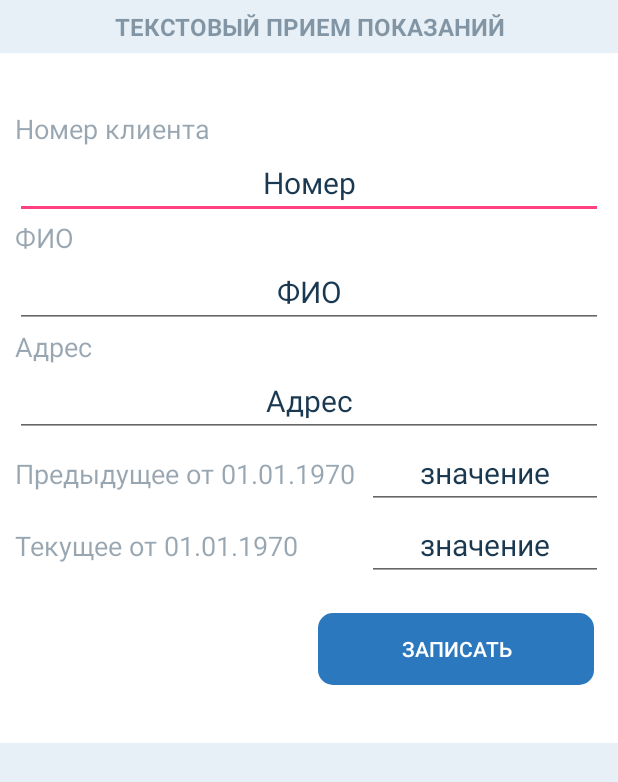
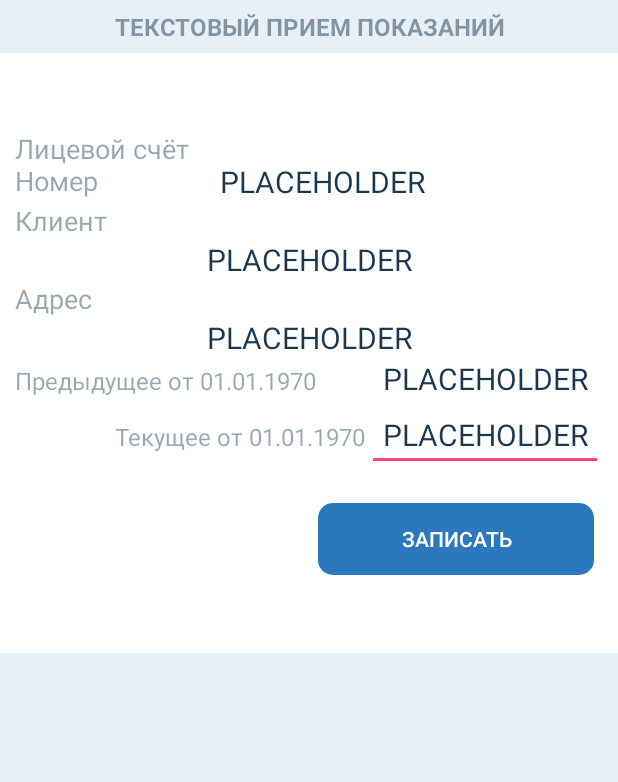
Before and after one commit to qavan/vi_db, an Android app: the CardActivity screen opened directly, with no data from a screen before it, on a phone screen of 412 x 824 dp. Shown: the top 782 px of the screen. Run offline under Robolectric (Android 15) with nearby library versions, the phone set to English and light mode, and no system bars; Roboto replaces fonts that are not available here; 18 statements that could not run were skipped.

Commit message:
fixes and minors

```diff
--- a/app/build.gradle
+++ b/app/build.gradle
@@ -20,7 +20,7 @@ android {
     }
 }
 
-greendao { schemaVersion 18 }
+greendao { schemaVersion 23 }
 
 dependencies {
     implementation fileTree(dir: 'libs', include: ['*.jar'])
@@ -28,4 +28,5 @@ dependencies {
     implementation 'androidx.constraintlayout:constraintlayout:1.1.3'
     implementation 'androidx.recyclerview:recyclerview:1.1.0'
     implementation 'org.greenrobot:greendao:3.2.2'
+    implementation 'com.squareup.okhttp3:okhttp:4.4.0'
 }
--- a/app/src/main/java/com/qavan/vi_db/CardActivity.java
+++ b/app/src/main/java/com/qavan/vi_db/CardActivity.java
@@ -11,28 +11,27 @@ import android.widget.Toast;
 
 import androidx.annotation.Nullable;
 
-import java.text.DateFormat;
-import java.text.ParseException;
-import java.text.SimpleDateFormat;
 import java.util.Date;
-import java.util.Objects;
+
 
 public class CardActivity extends Activity implements Button.OnClickListener {
     private final String TAG = "CARD_ACTIVITY";
+    private TaskDao mTaskDao;
     private Task mCurrentTaskInCard;
-    private TextView mTVAddress;
-    private TextView mTVClient;
+    private TextView mETClient;
+    private TextView mETClientId;
+    private TextView mETAddress;
     private TextView mTVPrevDate;
+    private TextView mTVCurrentDate;
     private TextView mTVPrevValue;
-    private TextView mTVCurrentDate;
-    private TextView mTVCurrentValue;
+    private EditText mTVCurrentValue;
     private Long mId;
     private String mAddress;
     private String mClient;
     private String mClientId;
     private Date mPrevDate;
+    private Date mCurrentDate;
     private Long mPrevValue;
-    private Date mCurrentDate;
     private Long mCurrentValue;
 
     @Override
@@ -42,33 +41,15 @@ public class CardActivity extends Activity implements Button.OnClickListener {
 
         DaoSession daoSession = ((App) getApplication()).getDaoSession();
 
-        TaskDao mTaskDao = daoSession.getTaskDao();
+        mTaskDao = daoSession.getTaskDao();
 
-        DateFormat formatter = new SimpleDateFormat("dd.MM.yyyy");
-
-        mId = getIntent().getExtras().getLong("id");
-        mAddress = getIntent().getExtras().getString("address");
-        mClient = getIntent().getExtras().getString("client");
-        mClientId = getIntent().getExtras().getString("client id");
-        //TODO ADD NORMAL CHECK
-
-
-//        try {
-//            Toast.makeText(this, formatter.parse(getIntent().getExtras().getString("prev date")).toString(), Toast.LENGTH_SHORT).show();
-//            Toast.makeText(this, formatter.parse(getIntent().getExtras().getString("current date")).toString(), Toast.LENGTH_SHORT).show();
-//        } catch (ParseException e) {
-//            e.printStackTrace();
-//        }
-//        try {
-//            mPrevDate = formatter.parse(getIntent().getExtras().getString("prev date"));
-//            mCurrentDate = formatter.parse(getIntent().getExtras().getString("prev date"));
-//        } catch (ParseException e) {
-//            Toast.makeText(this, "Ошибка открытия карточки", Toast.LENGTH_SHORT).show();
-//        }
-        mPrevValue = getIntent().getExtras().getLong("prev date value");
-        mCurrentValue = getIntent().getExtras().getLong("current date value");
-
-        mCurrentTaskInCard = mTaskDao.queryBuilder().where(TaskDao.Properties.TaskId.eq(mId)).build().list().get(0);
+        mETClientId = findViewById(R.id.idClientIdEditText);
+        mETClient = findViewById(R.id.idClientEditText);
+        mETAddress = findViewById(R.id.idAddressEditText);
+        mTVPrevDate = findViewById(R.id.idPrevDateTextView);
+        mTVPrevValue = findViewById(R.id.idPrevValueEditText);
+        mTVCurrentDate = findViewById(R.id.idСurrentDateTextView);
+        mTVCurrentValue = findViewById(R.id.idCurrentValueEditText);
 
         Button bWrite = findViewById(R.id.button);
         bWrite.setOnClickListener(this);
@@ -77,15 +58,34 @@ public class CardActivity extends Activity implements Button.OnClickListener {
     @Override
     protected void onResume() {
         super.onResume();
+
+        mId = getIntent().getExtras().getLong("id");
+        mCurrentTaskInCard = mTaskDao.queryBuilder().where(TaskDao.Properties.TaskId.eq(mId)).build().list().get(0);
+        mAddress = mCurrentTaskInCard.getC_address();
+        mClient = mCurrentTaskInCard.getC_client();
+        mClientId = mCurrentTaskInCard.getC_client_id();
+        mPrevDate = mCurrentTaskInCard.getD_prev_date();
+        mCurrentDate = mCurrentTaskInCard.getD_current_date();
+        mPrevValue = mCurrentTaskInCard.getN_prev_value();
+        mCurrentValue = mCurrentTaskInCard.getN_current_value();
+        if (mPrevDate == null) {
+            Toast.makeText(this, "Даты отсутствуют mPrevDate", Toast.LENGTH_LONG).show();
+        } else if (mCurrentDate == null) {
+            Toast.makeText(this, "Даты отсутствуют mCurrentDate", Toast.LENGTH_LONG).show();
+        }
+
+        mETClientId.setText(mCurrentTaskInCard.getC_client_id());
+        mETClient.setText(mCurrentTaskInCard.getC_client());
+        mETAddress.setText(mCurrentTaskInCard.getC_address());
+        mTVPrevDate.setText(String.format("Предыдущее от %s", Utils.getFormattedDMYDate(mCurrentTaskInCard.getD_prev_date())));
+        mTVCurrentDate.setText(String.format("   Текущее от %s", Utils.getFormattedDMYDate(mCurrentTaskInCard.getD_current_date())));
+        mTVPrevValue.setText(mCurrentTaskInCard.getN_prev_value().toString());
+        mTVCurrentValue.setText(mCurrentTaskInCard.getN_current_value().toString());
     }
 
     @Override
     public void onClick(View v) {
-        EditText ETCurrentValue = findViewById(R.id.idCurrentValueEditText);
-        Long value = Long.parseLong(ETCurrentValue.getText().toString());
-        if (value > 0) {
-            mCurrentTaskInCard.setN_current_value(value);
-            mCurrentTaskInCard.update();
+        if (false) {
             Log.i(TAG, "updated task with id = " + mId);
             Toast.makeText(this, "Показания записаны", Toast.LENGTH_SHORT).show();
             this.finish();
--- a/app/src/main/java/com/qavan/vi_db/RouteActivity.java
+++ b/app/src/main/java/com/qavan/vi_db/RouteActivity.java
@@ -15,11 +15,15 @@ import org.greenrobot.greendao.query.Query;
 import java.util.ArrayList;
 import java.util.List;
 
+import okhttp3.OkHttpClient;
+
 public class RouteActivity extends Activity implements ToggleButton.OnClickListener {
     private TaskAdapter mTaskAdapter;
     private List<Task> mTasks;
     private TaskDao mTaskDao;
     private Query<Task> tasksQuery;
+    private OkHttpClient mHttpClient = new OkHttpClient();
+
 
 
     @Override
--- a/app/src/main/res/layout/activity_card.xml
+++ b/app/src/main/res/layout/activity_card.xml
@@ -32,7 +32,7 @@
     <LinearLayout
         android:id="@+id/cardsLinearLayout"
         android:layout_width="match_parent"
-        android:layout_height="460dp"
+        android:layout_height="400dp"
         android:background="@color/colorWhite"
         android:gravity="center"
         android:orientation="vertical"
@@ -307,43 +307,55 @@
             android:layout_marginBottom="5dp"
             android:orientation="vertical">
 
-            <TextView
-                android:id="@+id/idIdTextView"
+            <LinearLayout
+                android:id="@+id/idClientLayout"
                 android:layout_width="match_parent"
                 android:layout_height="wrap_content"
-                android:text="Номер клиента"
+                android:orientation="horizontal">
+
+                <TextView
+                    android:id="@+id/idClientIdTextView"
+                    android:layout_width="0dp"
+                    android:layout_height="match_parent"
+                    android:layout_weight="0.35"
+                    android:text="@string/CARD_ID"
                     android:textColor="@color/colorBlackPrimaryLightOP45"
                     android:textSize="18sp"
                     android:textStyle="normal" />
 
-            <EditText
-                android:id="@+id/idIdEditText"
+                <TextView
+                    android:id="@+id/idClientIdEditText"
+                    android:layout_width="0dp"
+                    android:layout_height="match_parent"
+                    android:layout_weight="0.65"
+                    android:autofillHints=""
+                    android:clickable="false"
+                    android:ems="10"
+                    android:focusable="false"
+                    android:gravity="bottom"
+                    android:text="@string/COMMON_TEXT_PLACEHOLDER"
+                    android:textColor="@color/colorBlackPrimary"
+                    android:textSize="20sp" />
+            </LinearLayout>
+
+            <TextView
+                android:id="@+id/idClientTextView"
                 android:layout_width="match_parent"
                 android:layout_height="wrap_content"
-                android:ems="10"
-                android:inputType="none"
-                android:text="Номер"
-                android:textAlignment="center"
-                android:textColor="@color/colorBlackPrimary"
-                android:textSize="20sp" />
-
-            <TextView
-                android:id="@+id/idClientIdTextView"
-                android:layout_width="match_parent"
-                android:layout_height="wrap_content"
-                android:text="ФИО"
+                android:text="@string/ROUT_CARD_PERSON_PLACEHOLDER"
                 android:textColor="@color/colorBlackPrimaryLightOP45"
                 android:textSize="18sp"
                 android:textStyle="normal" />
 
-            <EditText
-                android:id="@+id/idClientIdEditText"
+            <TextView
+                android:id="@+id/idClientEditText"
                 android:layout_width="match_parent"
                 android:layout_height="wrap_content"
-                android:editable="false"
+                android:autofillHints="@string/CARD_COMMON_PLACEHOLDER"
+                android:clickable="false"
                 android:ems="10"
-                android:inputType="none"
-                android:text="ФИО"
+                android:focusable="false"
+                android:text="@string/COMMON_TEXT_PLACEHOLDER"
                 android:textAlignment="center"
                 android:textColor="@color/colorBlackPrimary"
                 android:textSize="20sp" />
@@ -352,19 +364,20 @@
                 android:id="@+id/idAddressIdTextView"
                 android:layout_width="match_parent"
                 android:layout_height="wrap_content"
-                android:text="Адрес"
+                android:text="@string/CARD_ADDRESS"
                 android:textColor="@color/colorBlackPrimaryLightOP45"
                 android:textSize="18sp"
                 android:textStyle="normal" />
 
-            <EditText
-                android:id="@+id/editText3"
+            <TextView
+                android:id="@+id/idAddressEditText"
                 android:layout_width="match_parent"
                 android:layout_height="wrap_content"
-                android:editable="false"
+                android:autofillHints="@string/CARD_COMMON_PLACEHOLDER"
+                android:clickable="false"
                 android:ems="10"
-                android:inputType="none"
-                android:text="Адрес"
+                android:focusable="false"
+                android:text="@string/COMMON_TEXT_PLACEHOLDER"
                 android:textAlignment="center"
                 android:textColor="@color/colorBlackPrimary"
                 android:textSize="20sp" />
@@ -380,19 +393,22 @@
                     android:layout_width="0dp"
                     android:layout_height="wrap_content"
                     android:layout_weight="0.6"
-                    android:text="Предыдущее от 01.01.1970"
+                    android:text="@string/ROUT_CARD_PREV_DATE_PLACEHOLDER"
                     android:textColor="@color/colorBlackPrimaryLightOP45"
-                    android:textSize="18sp"
+                    android:textSize="16sp"
                     android:textStyle="normal" />
 
-                <EditText
+                <TextView
                     android:id="@+id/idPrevValueEditText"
                     android:layout_width="0dp"
                     android:layout_height="wrap_content"
                     android:layout_weight="0.4"
+                    android:autofillHints="@string/CARD_COMMON_PLACEHOLDER"
+                    android:clickable="false"
                     android:ems="10"
+                    android:focusable="false"
                     android:inputType="none"
-                    android:text="значение"
+                    android:text="@string/COMMON_TEXT_PLACEHOLDER"
                     android:textAlignment="center"
                     android:textColor="@color/colorBlackPrimary"
                     android:textSize="20sp" />
@@ -405,13 +421,13 @@
                 android:orientation="horizontal">
 
                 <TextView
-                    android:id="@+id/idcurrentDateTextView"
+                    android:id="@+id/idСurrentDateTextView"
                     android:layout_width="0dp"
                     android:layout_height="wrap_content"
                     android:layout_weight="0.6"
-                    android:text="Текущее от 01.01.1970"
+                    android:text="@string/ROUT_CARD_CURRENT_DATE_PLACEHOLDER"
                     android:textColor="@color/colorBlackPrimaryLightOP45"
-                    android:textSize="18sp"
+                    android:textSize="16sp"
                     android:textStyle="normal" />
 
                 <EditText
@@ -419,9 +435,11 @@
                     android:layout_width="0dp"
                     android:layout_height="wrap_content"
                     android:layout_weight="0.4"
+                    android:hint="@string/COMMON_CURRENT_VALUE"
+                    android:autofillHints="@string/CARD_COMMON_PLACEHOLDER"
                     android:ems="10"
                     android:inputType="number"
-                    android:text="значение"
+                    android:text="@string/COMMON_TEXT_PLACEHOLDER"
                     android:textAlignment="center"
                     android:textColor="@color/colorBlackPrimary"
                     android:textSize="20sp" />
--- a/app/src/main/res/values/strings.xml
+++ b/app/src/main/res/values/strings.xml
@@ -2,23 +2,30 @@
     <string name="app_name">vi_db</string>
     <string name="add_task">Добавить задачу</string>
 
-    <string name="CARD_INDICATOR_HINT">""</string>
+    <string name="CARD_INDICATOR_HINT">Введите значение</string>
     <string name="CARD_RECORD_BUTTON">записать</string>
     <string name="CARD_TITLE">текстовый прием показаний</string>
     <string name="CARD_ELECTRICITY">Электроэнергия</string>
     <string name="CARD_HOT_WATER">ГВС</string>
     <string name="CARD_COLD_WATER">ХВС</string>
-    <string name="CARD_ID">Лицевой счёт</string>
+    <string name="CARD_ID">Лицевой счёт\nНомер</string>
     <string name="CARD_INDICATOR_ID">Номер счетчика</string>
     <string name="CARD_ID_PLACEHOLDER">00000 000000</string>
     <string name="CARD_INDICATOR_ID_PLACEHOLDER">000000000000</string>
+    <string name="CARD_COMMON_PLACEHOLDER">Тут должно быть значение</string>
+    <string name="CARD_ADDRESS">Адрес</string>
 
     <string name="ROUT_CARD_STATUS_PROCESS">взято в работу</string>
     <string name="ROUT_CARD_TITLE_PLACEHOLDER">Прием показаний от 01.01.1970 00:00</string>
     <string name="ROUT_CARD_ADDRESS_PLACEHOLDER_FULL">Тут должен быть адрес в две строки, просто верь этой надписи.\nМолодец, поверил!)</string>
     <string name="ROUT_CARD_DATE_PLACEHOLDER">До 01.01.1970</string>
+    <string name="ROUT_CARD_PREV_DATE_PLACEHOLDER">Предыдущее от 01.01.1970</string>
+    <string name="ROUT_CARD_CURRENT_DATE_PLACEHOLDER">\t\t\t\t\tТекущее от 01.01.1970</string>
     <string name="ROUT_CARD_PERSON_PLACEHOLDER">Клиент</string>
     <string name="ROUT_CARD_STATUS_WAIT">Ожидает выполнения</string>
     <string name="ROUT_CARD_STATUS_DEAD">Отменен</string>
     <string name="ROUT_TITLE">Маршрутный лист</string>
+    <string name="COMMON_TEXT_PLACEHOLDER">PLACEHOLDER</string>
+    <string name="COMMON_CURRENT_VALUE">Текущее значение</string>
+    <string name="ROUT_CARD_STATUS_DONE">Завершено</string>
 </resources>
```
Also changed, not shown: app/src/main/java/com/qavan/vi_db/TaskAdapter.java (+5 -11 lines), app/src/main/java/com/qavan/vi_db/Utils.java (+12 -14 lines). Lines whose indentation alone changed are shown as unchanged.
